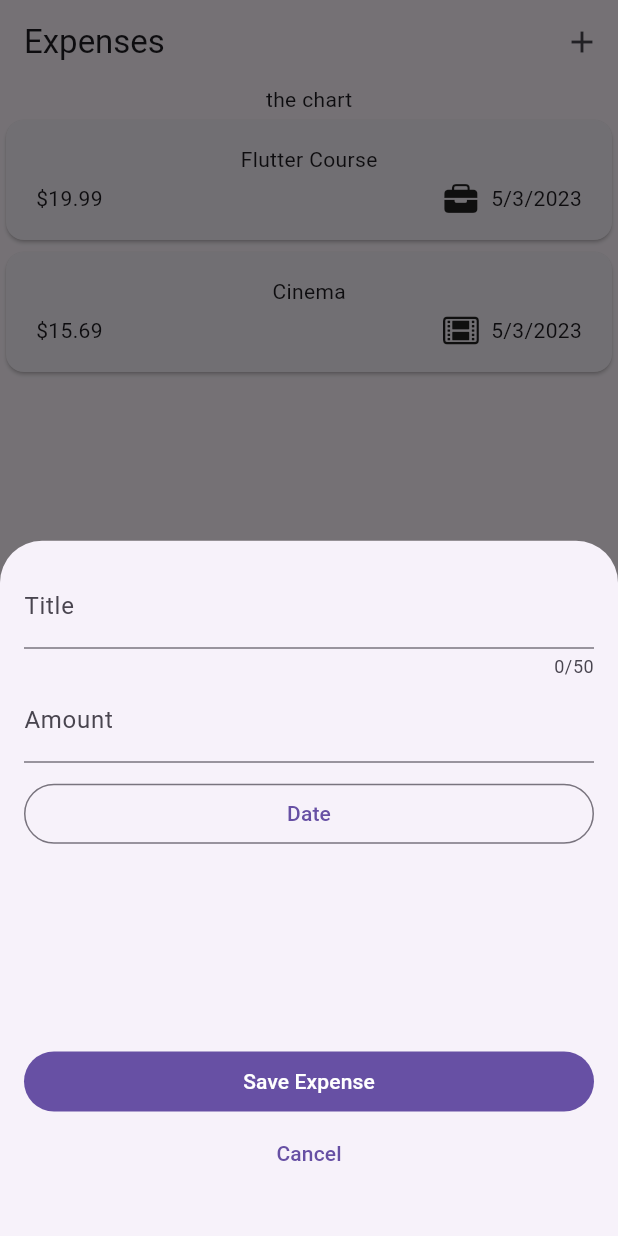
After one commit to AMA2581/flutter-AMA25-test-3, a Flutter app: the screen it shows after launch, after a tap on the "add" icon, on a phone screen of 412 x 824 dp. The commit adds this screen. Run offline on Flutter 3.47's test engine with Material 2 defaults, Android fonts, the phone set to English and light mode, and no system bars.

Commit message:
Showing a Date Picker

```diff
--- a/lib/main.dart
+++ b/lib/main.dart
@@ -1,9 +1,11 @@
+import 'package:flutter/cupertino.dart';
 import 'package:flutter/material.dart';
 import 'package:flutter_test_3/widgets/expenses.dart';
 
 void main() {
   runApp(
-    const MaterialApp(
+    MaterialApp(
+      theme: ThemeData(useMaterial3: true),
       home: Expenses(),
     ),
   );
--- a/lib/widgets/expenses.dart
+++ b/lib/widgets/expenses.dart
@@ -1,6 +1,8 @@
+import 'package:flutter/cupertino.dart';
 import 'package:flutter/material.dart';
 import 'package:flutter_test_3/widgets/expenses_list/expenses_list.dart';
 import 'package:flutter_test_3/models/expense.dart';
+import 'package:flutter_test_3/widgets/new_expense.dart';
 
 class Expenses extends StatefulWidget {
   const Expenses({super.key});
@@ -27,9 +29,23 @@
     ),
   ];
 
+  void _openAddExpenseOverlay() {
+    showModalBottomSheet(
+        context: context, builder: (ctx) => const NewExpense());
+  }
+
   @override
   Widget build(BuildContext context) {
     return Scaffold(
+      appBar: AppBar(
+        title: Text('Expenses'),
+        actions: [
+          IconButton(
+            onPressed: _openAddExpenseOverlay,
+            icon: Icon(Icons.add),
+          ),
+        ],
+      ),
       body: Column(
         children: [
           const Text('the chart'),
--- /dev/null
+++ b/lib/widgets/new_expense.dart
@@ -0,0 +1,101 @@
+import 'package:flutter/material.dart';
+import 'package:flutter/cupertino.dart';
+import 'package:flutter_test_3/models/expense.dart';
+
+class NewExpense extends StatefulWidget {
+  const NewExpense({super.key});
+
+  @override
+  State<NewExpense> createState() => _NewExpenseState();
+}
+
+class _NewExpenseState extends State<NewExpense> {
+  final _titleController = TextEditingController();
+  final _amountController = TextEditingController();
+  DateTime? _selectedDate;
+
+  void _presentDatePicker() async {
+    final now = DateTime.now();
+    final firstDate = DateTime(now.year - 1, now.month, now.day);
+    final pickedDate = await showDatePicker(
+      context: context,
+      initialDate: now,
+      firstDate: firstDate,
+      lastDate: now,
+    );
+    setState(() {
+      _selectedDate = pickedDate;
+    });
+  }
+
+  @override
+  void dispose() {
+    _titleController.dispose();
+    _amountController.dispose();
+    super.dispose();
+  }
+
+  @override
+  Widget build(BuildContext context) {
+    return Padding(
+      padding: const EdgeInsets.all(16),
+      child: Column(
+        crossAxisAlignment: CrossAxisAlignment.stretch,
+        // mainAxisAlignment: MainAxisAlignment.end,
+        children: [
+          TextField(
+            controller: _titleController,
+            maxLength: 50,
+            keyboardType: TextInputType.text,
+            decoration: const InputDecoration(
+              label: Text('Title'),
+            ),
+          ),
+          TextField(
+            controller: _amountController,
+            // maxLength: 50,
+            keyboardType: TextInputType.number,
+            decoration: const InputDecoration(
+              prefixText: '\$ ',
+              label: Text('Amount'),
+            ),
+          ),
+          Container(
+            margin: EdgeInsets.symmetric(
+              vertical: 10,
+            ),
+            child: OutlinedButton(
+              onPressed: _presentDatePicker,
+              child: Text(_selectedDate == null
+                  ? 'Date'
+                  : formatter.format(_selectedDate!)),
+            ),
+          ),
+          Spacer(),
+          Container(
+            margin: EdgeInsets.fromLTRB(0, 5, 0, 15),
+            child: Column(
+              // mainAxisAlignment: MainAxisAlignment.end,
+              crossAxisAlignment: CrossAxisAlignment.stretch,
+              children: [
+                FilledButton(
+                  onPressed: () {
+                    print(_titleController.text);
+                    print('\$${_amountController.text}');
+                  },
+                  child: const Text('Save Expense'),
+                ),
+                TextButton(
+                  onPressed: () {
+                    Navigator.pop(context);
+                  },
+                  child: const Text('Cancel'),
+                ),
+              ],
+            ),
+          ),
+        ],
+      ),
+    );
+  }
+}
```
